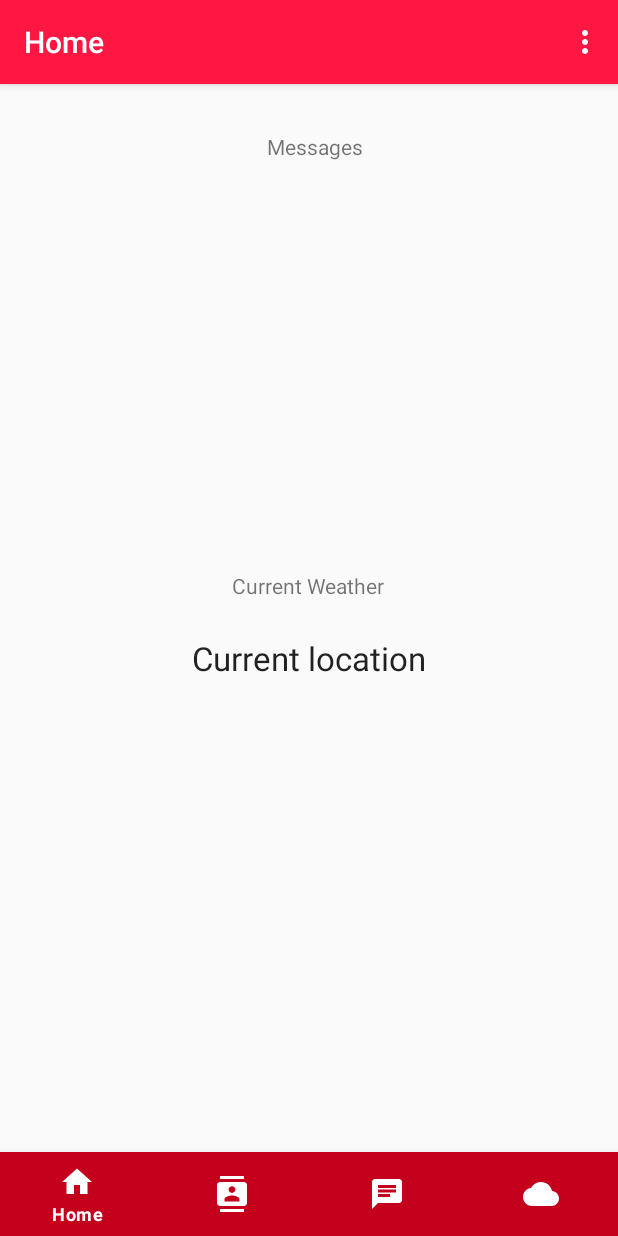
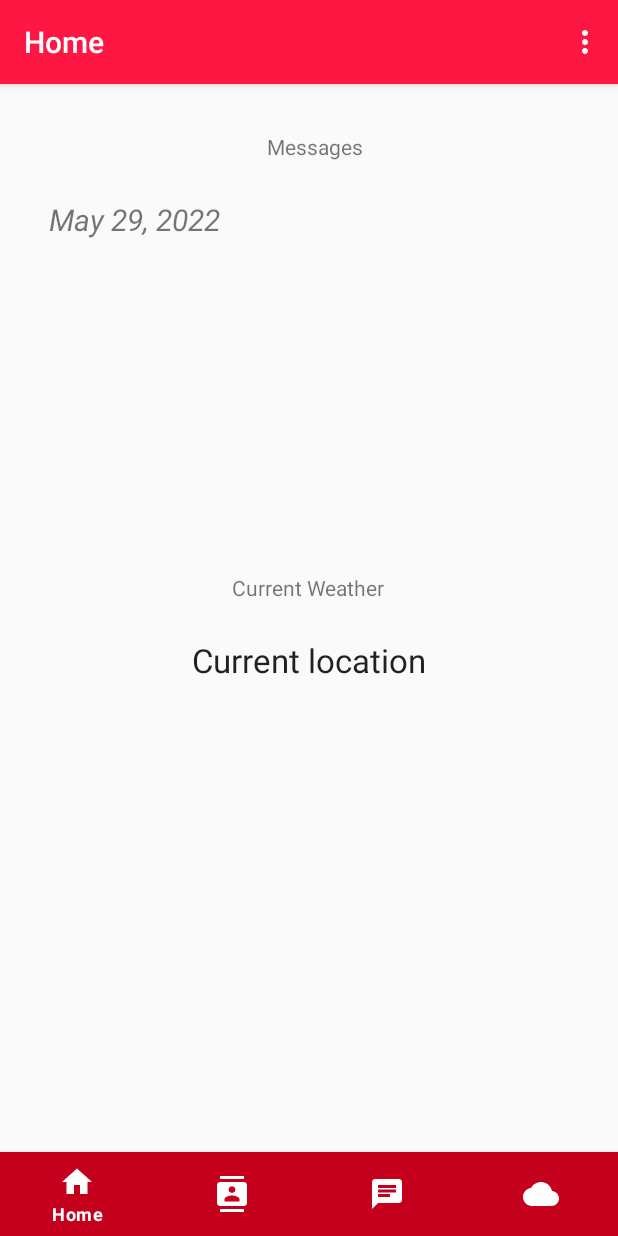
Before and after one commit to bjb1998/-Team-6-TCSS-450, an Android app: the HomeFragment screen opened directly, with no data from a screen before it, on a phone screen of 412 x 824 dp. Run offline under Robolectric (Android 15) with nearby library versions, the phone set to English and light mode, and no system bars; our stand-ins replace Volley, navigation-ui; network calls fail; 5 statements that could not run were skipped.

Commit message:
Just added displaying today's date on home frag

```diff
--- a/app/src/main/java/edu/uw/tcss450/group6App/ui/home/HomeFragment.java
+++ b/app/src/main/java/edu/uw/tcss450/group6App/ui/home/HomeFragment.java
@@ -5,15 +5,23 @@ import android.os.Bundle;
 import android.view.LayoutInflater;
 import android.view.View;
 import android.view.ViewGroup;
+import android.widget.TextView;
 
 import androidx.annotation.NonNull;
 import androidx.annotation.Nullable;
 import androidx.fragment.app.Fragment;
 import androidx.lifecycle.ViewModelProvider;
+import androidx.navigation.NavController;
+import androidx.navigation.Navigation;
+import androidx.recyclerview.widget.RecyclerView;
 
 import org.json.JSONArray;
 import org.json.JSONException;
 import org.json.JSONObject;
+
+import java.text.SimpleDateFormat;
+import java.util.ArrayList;
+import java.util.Date;
 
 import edu.uw.tcss450.group6App.R;
 import edu.uw.tcss450.group6App.databinding.FragmentHomeBinding;
@@ -21,6 +29,7 @@ import edu.uw.tcss450.group6App.databinding.FragmentWeatherBinding;
 import edu.uw.tcss450.group6App.model.LocationViewModel;
 import edu.uw.tcss450.group6App.model.UserInfoViewModel;
 import edu.uw.tcss450.group6App.model.WeatherViewModel;
+import edu.uw.tcss450.group6App.ui.chat.chatMenu.ChatMenuViewModel;
 
 /**
  * A simple {@link Fragment} subclass.
@@ -29,9 +38,9 @@ public class HomeFragment extends Fragment {
 
     private WeatherViewModel mWeatherModel;
     private LocationViewModel mLocationModel;
-
+    private ArrayList<String> notifcationList = new ArrayList<>();
     private FragmentHomeBinding binding;
-
+    private View mView;
     public HomeFragment() {
         // Required empty public constructor
     }
@@ -58,16 +67,33 @@ public class HomeFragment extends Fragment {
         super.onViewCreated(view, savedInstanceState);
         UserInfoViewModel model = new ViewModelProvider(getActivity())
                 .get(UserInfoViewModel.class);
-
+        mView = view;
         FragmentHomeBinding.bind(getView()).textHello.setText("Hello " + model.getEmail());
 
         mWeatherModel.setLocationModel(mLocationModel);
 
+
+        grabDate();
+        binding.datehome.setText(grabDate());
+        ((TextView)(getView().findViewById(R.id.datehome))).setText(grabDate());
+
         setWeather();
-        mWeatherModel.connectGet();
+        mWeatherModel.connectGetDaily();
+
+        FragmentHomeBinding.bind(getView()).textContacts.setText("Welcome " + model.getEmail() + " !");
 
 
-    }
+            }
+
+
+//    private  void setChat(){
+//        mMenuViewModel.addResponseObserver(getViewLifecycleOwner(), result ->
+//        {
+//
+//
+//        }
+//
+//    }
 
     @SuppressLint("SetTextI18n")
     private void setWeather(){
@@ -103,4 +129,16 @@ public class HomeFragment extends Fragment {
             }
         });
     }
+    private String grabDate() {
+        StringBuilder sb = new StringBuilder();
+        System.currentTimeMillis();
+        @SuppressLint("SimpleDateFormat") SimpleDateFormat formatter= new SimpleDateFormat("MM dd, yyyy");
+        Date date = new Date(System.currentTimeMillis());
+
+        if (formatter.format(date).charAt(1) == '5') sb.append("May");
+        else sb.append("June");
+
+        sb.append(formatter.format(date).substring(2, 11));
+        return sb.toString();
+    }
 }
--- a/app/src/main/res/layout/fragment_home.xml
+++ b/app/src/main/res/layout/fragment_home.xml
@@ -28,14 +28,59 @@
         app:layout_constraintStart_toStartOf="parent"
         app:layout_constraintTop_toTopOf="parent" />
 
+
     <androidx.constraintlayout.widget.ConstraintLayout
         android:id="@+id/layout_current_chats"
         android:layout_width="411dp"
         android:layout_height="257dp"
         android:layout_marginTop="8dp"
+        app:layout_constraintBottom_toBottomOf="parent"
         app:layout_constraintEnd_toEndOf="parent"
-        app:layout_constraintTop_toBottomOf="@+id/text_contacts">
+        app:layout_constraintTop_toBottomOf="@+id/text_contacts"
+        app:layout_constraintVertical_bias="0.004">
 
+        <TextView
+            android:id="@+id/text_username"
+            android:layout_width="wrap_content"
+            android:layout_height="wrap_content"
+            android:layout_marginTop="124dp"
+            android:padding="8dp"
+            android:textAppearance="?attr/textAppearanceListItem"
+            android:textStyle="bold"
+            app:layout_constraintEnd_toEndOf="parent"
+            app:layout_constraintHorizontal_bias="0.04"
+            app:layout_constraintStart_toStartOf="parent"
+            app:layout_constraintTop_toTopOf="parent" />
+
+        <TextView
+            android:id="@+id/text_name"
+            android:layout_width="wrap_content"
+            android:layout_height="wrap_content"
+            android:layout_marginTop="64dp"
+            android:padding="8dp"
+            android:textAppearance="?attr/textAppearanceListItem"
+            android:textStyle="bold"
+            app:layout_constraintEnd_toEndOf="parent"
+            app:layout_constraintHorizontal_bias="0.04"
+            app:layout_constraintStart_toStartOf="parent"
+            app:layout_constraintTop_toTopOf="parent" />
+
+
+        <TextView
+            android:id="@+id/datehome"
+            android:layout_width="wrap_content"
+            android:layout_height="29dp"
+            android:text="May 20, 2021"
+            android:textAlignment="center"
+            android:textSize="20sp"
+            android:textStyle="italic"
+            app:layout_constraintBottom_toBottomOf="parent"
+            app:layout_constraintEnd_toEndOf="parent"
+            app:layout_constraintHorizontal_bias="0.108"
+            app:layout_constraintStart_toStartOf="parent"
+            app:layout_constraintTop_toTopOf="parent"
+            app:layout_constraintVertical_bias="0.07"
+            tools:ignore="UnknownId" />
     </androidx.constraintlayout.widget.ConstraintLayout>
 
     <androidx.constraintlayout.widget.ConstraintLayout
```
